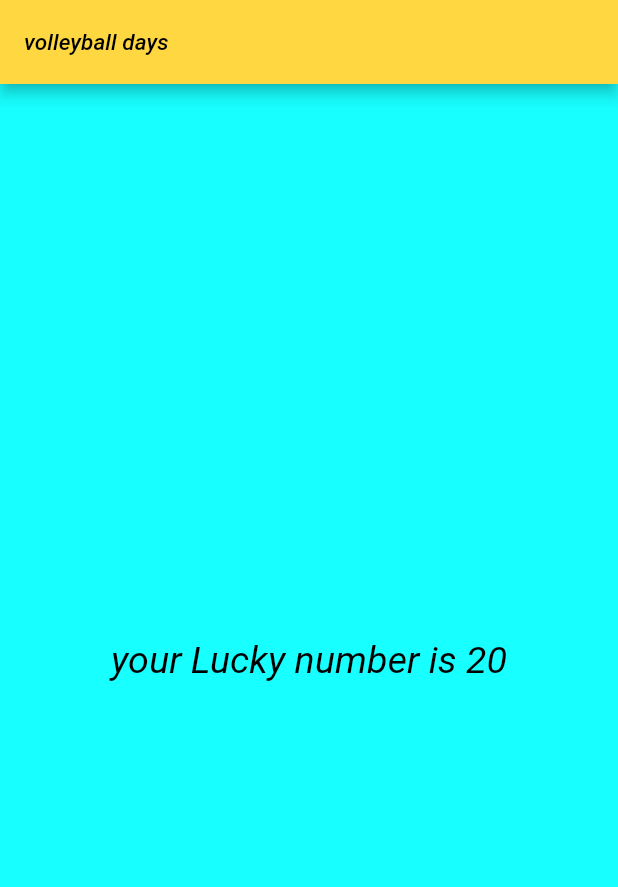
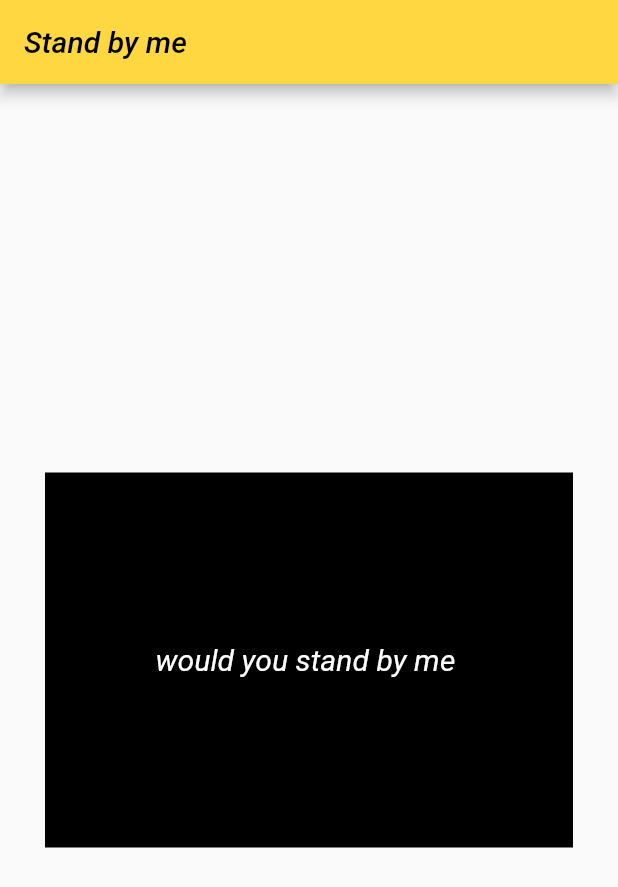
Before and after one commit to wallace08797/flutter_application_1, a Flutter app: the screen it shows after launch, on a phone screen of 412 x 824 dp. Shown: the top 887 px of the screen. Run offline on Flutter 3.47's test engine with Material 2 defaults, Android fonts, the phone set to English and light mode, and no system bars.

Commit message:
use of Container widget

```diff
--- a/lib/main.dart
+++ b/lib/main.dart
@@ -3,14 +3,10 @@ import 'dart:math';
 import 'package:flutter/material.dart';
 // ignore_for_file: prefer_const_constructors
 void main() {
- runApp(new flutterapp());
+ runApp(new container());
   //this is to infate the widget to the main screen. whatever we we pass in it would be
   //displayed in our users Screen.
-
-
 }
-
-
 class flutterapp extends StatelessWidget{
   @override
   Widget build(BuildContext context) {
@@ -46,3 +42,34 @@ class flutterapp extends StatelessWidget{
   }
 
 }
+
+
+class container extends StatelessWidget{
+  @override
+  Widget build(BuildContext context) {
+
+     return MaterialApp(
+      debugShowCheckedModeBanner: false,
+      home: Scaffold(
+        appBar: AppBar(title: Text("Stand by me",style: TextStyle(color: Colors.black,fontStyle: FontStyle.italic),),backgroundColor: Colors.amberAccent,),
+        body: Material(
+          child: Center(
+            child: Container(
+              alignment: Alignment.center,
+              color: Colors.black,
+              width: 400.0,
+              height: 250.0,
+              margin: EdgeInsets.only(left:30.0,right: 30.0),
+              child: Text("would you stand by me ",style: TextStyle(color: Colors.white,fontStyle: FontStyle.italic,fontSize: 20.0),),
+            )
+          ),
+        ),
+      )
+     );
+
+
+
+
+        throw UnimplementedError();
+  }
+}
```
